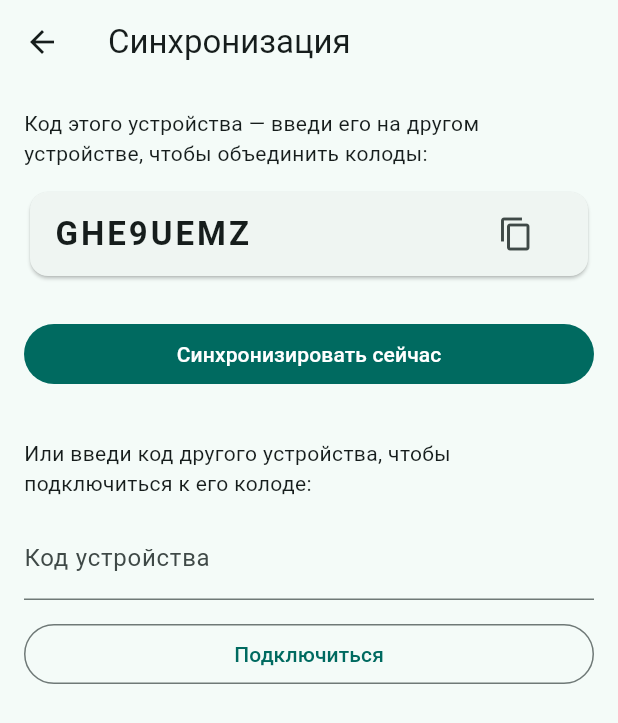
After one commit to EgzodD/smartrecall, a Flutter app: the screen it shows after launch, after a tap on the "sync" icon, on a phone screen of 412 x 824 dp. The commit adds this screen. Shown: the top 723 px of the screen. Run offline on Flutter 3.47's test engine with Material 3 defaults, Android fonts, the phone set to English and light mode, and no system bars; our stand-ins replace hive_flutter; accounts and stored records are empty.

Commit message:
Add cross-device sync: SQLite backend + last-write-wins merge
Backend: POST /sync/{user_id} upserts the client's cards (skipping
any whose stored updated_at is >= incoming, so stale pushes can't
clobber newer data) and returns the full merged set for that user_id.
Verified all four scenarios by hand (push, pull-on-empty, newer
update, rejected-stale-update) against a running server.

Flutter: SyncService pushes local cards and overwrites local storage
with the merged response. StorageService generates a per-install
sync code; SyncScreen shows/copies it and lets you enter another
device's code to link. Flashcard gained updatedAt for the
last-write-wins comparison.

Known limitation: deletions don't propagate (removing a card locally
doesn't remove it from the server or other devices) — out of scope
for this MVP.

```diff
--- a/mobile/lib/main.dart
+++ b/mobile/lib/main.dart
@@ -5,6 +5,7 @@ import 'seed_data.dart';
 import 'services/api_service.dart';
 import 'services/scheduler.dart';
 import 'services/storage_service.dart';
+import 'services/sync_service.dart';
 
 void main() async {
   WidgetsFlutterBinding.ensureInitialized();
@@ -29,6 +30,7 @@ class SmartRecallApp extends StatelessWidget {
       home: ReviewScreen(
         storage: storage,
         scheduler: Scheduler(ApiService()),
+        syncService: SyncService(),
       ),
     );
   }
--- a/mobile/lib/models/flashcard.dart
+++ b/mobile/lib/models/flashcard.dart
@@ -9,8 +9,9 @@ class Flashcard {
   final DateTime? lastReviewedAt;
   final DateTime dueAt;
   final bool synced;
+  final DateTime updatedAt;
 
-  const Flashcard({
+  Flashcard({
     required this.id,
     required this.lexemeId,
     required this.learningLanguage,
@@ -21,7 +22,8 @@ class Flashcard {
     this.lastReviewedAt,
     required this.dueAt,
     this.synced = true,
-  });
+    DateTime? updatedAt,
+  }) : updatedAt = updatedAt ?? DateTime.now();
 
   Flashcard copyWith({
     int? historySeen,
@@ -29,6 +31,7 @@ class Flashcard {
     DateTime? lastReviewedAt,
     DateTime? dueAt,
     bool? synced,
+    DateTime? updatedAt,
   }) {
     return Flashcard(
       id: id,
@@ -41,6 +44,7 @@ class Flashcard {
       lastReviewedAt: lastReviewedAt ?? this.lastReviewedAt,
       dueAt: dueAt ?? this.dueAt,
       synced: synced ?? this.synced,
+      updatedAt: updatedAt ?? DateTime.now(),
     );
   }
 
@@ -55,6 +59,7 @@ class Flashcard {
         'lastReviewedAt': lastReviewedAt?.toIso8601String(),
         'dueAt': dueAt.toIso8601String(),
         'synced': synced,
+        'updatedAt': updatedAt.toIso8601String(),
       };
 
   factory Flashcard.fromMap(Map<dynamic, dynamic> map) => Flashcard(
@@ -70,5 +75,8 @@ class Flashcard {
             : DateTime.parse(map['lastReviewedAt'] as String),
         dueAt: DateTime.parse(map['dueAt'] as String),
         synced: map['synced'] as bool? ?? true,
+        updatedAt: map['updatedAt'] == null
+            ? null
+            : DateTime.parse(map['updatedAt'] as String),
       );
 }
--- a/mobile/lib/screens/review_screen.dart
+++ b/mobile/lib/screens/review_screen.dart
@@ -3,14 +3,22 @@ import 'package:flutter/material.dart';
 import '../models/flashcard.dart';
 import '../services/scheduler.dart';
 import '../services/storage_service.dart';
+import '../services/sync_service.dart';
 import 'deck_screen.dart';
 import 'stats_screen.dart';
+import 'sync_screen.dart';
 
 class ReviewScreen extends StatefulWidget {
   final StorageService storage;
   final Scheduler scheduler;
+  final SyncService syncService;
 
-  const ReviewScreen({super.key, required this.storage, required this.scheduler});
+  const ReviewScreen({
+    super.key,
+    required this.storage,
+    required this.scheduler,
+    required this.syncService,
+  });
 
   @override
   State<ReviewScreen> createState() => _ReviewScreenState();
@@ -62,12 +70,22 @@ class _ReviewScreenState extends State<ReviewScreen> {
     );
   }
 
+  Future<void> _openSync() async {
+    await Navigator.of(context).push(
+      MaterialPageRoute(
+        builder: (_) => SyncScreen(storage: widget.storage, syncService: widget.syncService),
+      ),
+    );
+    setState(() => _due = widget.storage.getDue());
+  }
+
   @override
   Widget build(BuildContext context) {
     return Scaffold(
       appBar: AppBar(
         title: const Text('smartrecall'),
         actions: [
+          IconButton(onPressed: _openSync, icon: const Icon(Icons.sync)),
           IconButton(onPressed: _openStats, icon: const Icon(Icons.bar_chart)),
           IconButton(onPressed: _openDeck, icon: const Icon(Icons.style)),
         ],
--- /dev/null
+++ b/mobile/lib/screens/sync_screen.dart
@@ -0,0 +1,104 @@
+import 'package:flutter/material.dart';
+import 'package:flutter/services.dart';
+
+import '../services/storage_service.dart';
+import '../services/sync_service.dart';
+
+class SyncScreen extends StatefulWidget {
+  final StorageService storage;
+  final SyncService syncService;
+
+  const SyncScreen({super.key, required this.storage, required this.syncService});
+
+  @override
+  State<SyncScreen> createState() => _SyncScreenState();
+}
+
+class _SyncScreenState extends State<SyncScreen> {
+  final _codeController = TextEditingController();
+  bool _busy = false;
+  String? _status;
+
+  @override
+  void dispose() {
+    _codeController.dispose();
+    super.dispose();
+  }
+
+  Future<void> _syncNow() async {
+    setState(() {
+      _busy = true;
+      _status = null;
+    });
+    try {
+      final count = await widget.syncService.sync(widget.storage);
+      setState(() => _status = 'Синхронизировано. Карточек на сервере: $count');
+    } catch (e) {
+      setState(() => _status = 'Не удалось синхронизироваться: похоже, backend недоступен');
+    } finally {
+      setState(() => _busy = false);
+    }
+  }
+
+  Future<void> _linkDevice() async {
+    final code = _codeController.text.trim().toUpperCase();
+    if (code.isEmpty) return;
+    widget.storage.syncId = code;
+    setState(() {});
+    await _syncNow();
+  }
+
+  @override
+  Widget build(BuildContext context) {
+    final syncId = widget.storage.syncId;
+    return Scaffold(
+      appBar: AppBar(title: const Text('Синхронизация')),
+      body: Padding(
+        padding: const EdgeInsets.all(16),
+        child: Column(
+          crossAxisAlignment: CrossAxisAlignment.stretch,
+          children: [
+            const Text('Код этого устройства — введи его на другом устройстве, чтобы объединить колоды:'),
+            const SizedBox(height: 12),
+            Card(
+              child: ListTile(
+                title: SelectableText(
+                  syncId,
+                  style: const TextStyle(fontSize: 22, fontWeight: FontWeight.bold, letterSpacing: 2),
+                ),
+                trailing: IconButton(
+                  icon: const Icon(Icons.copy),
+                  onPressed: () {
+                    Clipboard.setData(ClipboardData(text: syncId));
+                    ScaffoldMessenger.of(context).showSnackBar(
+                      const SnackBar(content: Text('Код скопирован')),
+                    );
+                  },
+                ),
+              ),
+            ),
+            const SizedBox(height: 24),
+            FilledButton(
+              onPressed: _busy ? null : _syncNow,
+              child: const Text('Синхронизировать сейчас'),
+            ),
+            if (_status != null) ...[
+              const SizedBox(height: 12),
+              Text(_status!, textAlign: TextAlign.center),
+            ],
+            const SizedBox(height: 32),
+            const Text('Или введи код другого устройства, чтобы подключиться к его колоде:'),
+            const SizedBox(height: 12),
+            TextField(
+              controller: _codeController,
+              decoration: const InputDecoration(labelText: 'Код устройства'),
+              textCapitalization: TextCapitalization.characters,
+            ),
+            const SizedBox(height: 12),
+            OutlinedButton(onPressed: _busy ? null : _linkDevice, child: const Text('Подключиться')),
+          ],
+        ),
+      ),
+    );
+  }
+}
--- a/mobile/lib/services/storage_service.dart
+++ b/mobile/lib/services/storage_service.dart
@@ -1,3 +1,5 @@
+import 'dart:math';
+
 import 'package:hive_flutter/hive_flutter.dart';
 
 import '../models/flashcard.dart';
@@ -5,11 +7,32 @@ import '../models/flashcard.dart';
 /// Local offline storage for flashcards, backed by Hive.
 class StorageService {
   static const _boxName = 'flashcards';
+  static const _settingsBoxName = 'settings';
   late Box<Map> _box;
+  late Box _settingsBox;
 
   Future<void> init() async {
     await Hive.initFlutter();
     _box = await Hive.openBox<Map>(_boxName);
+    _settingsBox = await Hive.openBox(_settingsBoxName);
+  }
+
+  /// Sync code that scopes this device's cards on the backend. Generated
+  /// once per install; enter the same code on another device to link them.
+  String get syncId {
+    var id = _settingsBox.get('syncId') as String?;
+    if (id == null) {
+      id = _generateSyncId();
+      _settingsBox.put('syncId', id);
+    }
+    return id;
+  }
+
+  set syncId(String id) => _settingsBox.put('syncId', id);
+
+  String _generateSyncId() {
+    final rand = Random.secure();
+    return List.generate(8, (_) => rand.nextInt(36).toRadixString(36)).join().toUpperCase();
   }
 
   bool get isEmpty => _box.isEmpty;
--- /dev/null
+++ b/mobile/lib/services/sync_service.dart
@@ -0,0 +1,75 @@
+import 'dart:convert';
+
+import 'package:http/http.dart' as http;
+
+import '../models/flashcard.dart';
+import 'storage_service.dart';
+
+/// Pushes local cards to the backend and pulls back the merged (last-write-wins
+/// by updatedAt) result, overwriting local storage with it.
+///
+/// Deletions don't propagate: removing a card locally doesn't remove it on
+/// the server or on other devices — out of scope for this MVP.
+class SyncService {
+  final String baseUrl;
+  final Duration timeout;
+
+  SyncService({this.baseUrl = 'http://127.0.0.1:8000', this.timeout = const Duration(seconds: 10)});
+
+  Future<int> sync(StorageService storage) async {
+    final localCards = storage.getAll();
+    final response = await http
+        .post(
+          Uri.parse('$baseUrl/sync/${storage.syncId}'),
+          headers: {'Content-Type': 'application/json'},
+          body: jsonEncode({'cards': localCards.map(_toSyncJson).toList()}),
+        )
+        .timeout(timeout);
+
+    if (response.statusCode != 200) {
+      throw SyncException('sync failed: ${response.statusCode} ${response.body}');
+    }
+
+    final merged = (jsonDecode(response.body)['cards'] as List)
+        .map((json) => _fromSyncJson(json as Map<String, dynamic>))
+        .toList();
+    await storage.putAll(merged);
+    return merged.length;
+  }
+
+  Map<String, dynamic> _toSyncJson(Flashcard c) => {
+        'id': c.id,
+        'lexeme_id': c.lexemeId,
+        'learning_language': c.learningLanguage,
+        'front': c.front,
+        'back': c.back,
+        'history_seen': c.historySeen,
+        'history_correct': c.historyCorrect,
+        'last_reviewed_at': c.lastReviewedAt?.toIso8601String(),
+        'due_at': c.dueAt.toIso8601String(),
+        'updated_at': c.updatedAt.toIso8601String(),
+      };
+
+  Flashcard _fromSyncJson(Map<String, dynamic> json) => Flashcard(
+        id: json['id'] as String,
+        lexemeId: json['lexeme_id'] as String? ?? (json['id'] as String).toLowerCase(),
+        learningLanguage: json['learning_language'] as String? ?? 'de',
+        front: json['front'] as String,
+        back: json['back'] as String,
+        historySeen: json['history_seen'] as int,
+        historyCorrect: json['history_correct'] as int,
+        lastReviewedAt: json['last_reviewed_at'] == null
+            ? null
+            : DateTime.parse(json['last_reviewed_at'] as String),
+        dueAt: DateTime.parse(json['due_at'] as String),
+        updatedAt: DateTime.parse(json['updated_at'] as String),
+      );
+}
+
+class SyncException implements Exception {
+  final String message;
+  SyncException(this.message);
+
+  @override
+  String toString() => 'SyncException: $message';
+}
```
Also changed, not shown: 3 other files.
